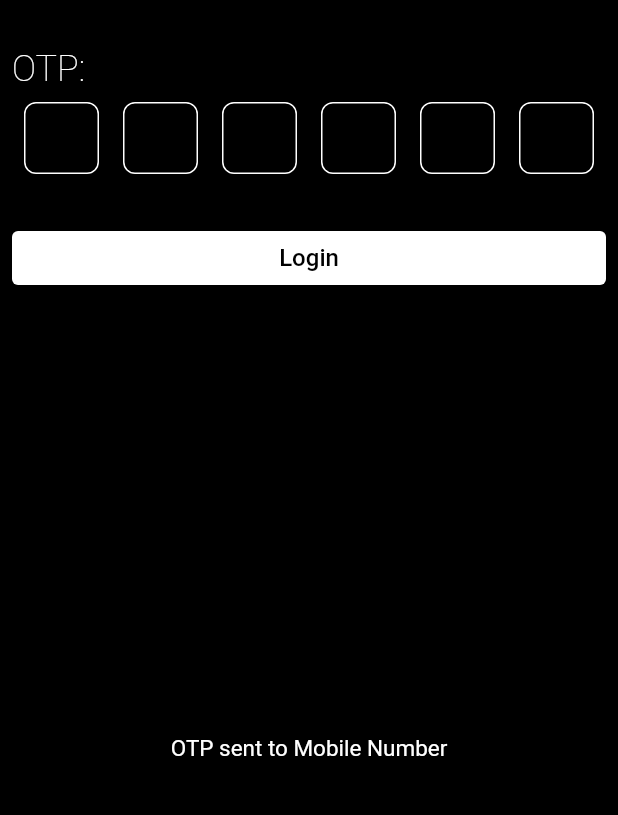
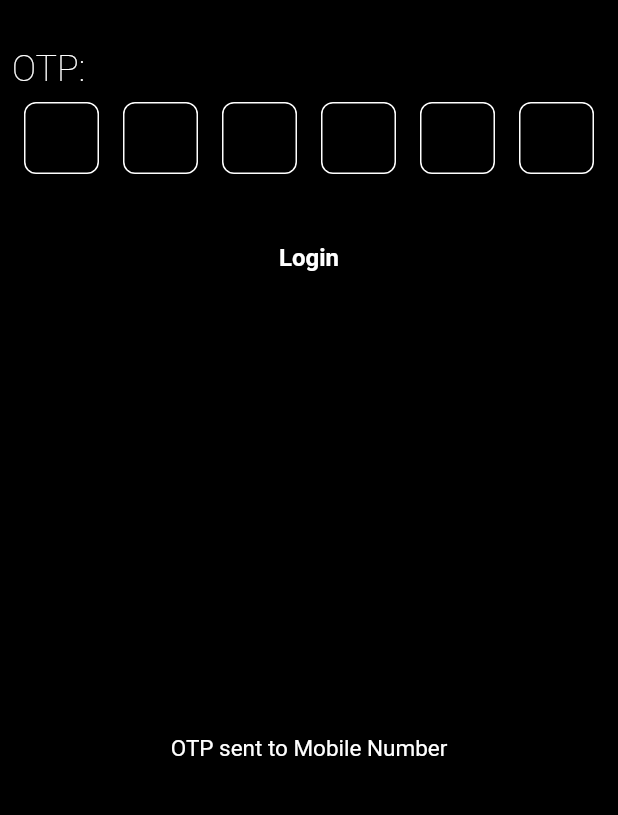
Before and after one commit to saichinmay2000/thePILcompany, a Flutter app: the screen it shows after launch, after a tap on "Get OTP", on a phone screen of 412 x 824 dp, the part 360-1175 px from its top. Run offline on Flutter 3.47's test engine with Material 2 defaults, Android fonts, the phone set to English and light mode, and no system bars; drawn by our look-alikes of otp_text_field; our stand-ins replace animated_splash_screen, argon_buttons_flutter, flutter_spinkit, flutter_svg, intl_phone_field, page_transition and 1 more.

Commit message:
dark theme corrected in Login and OTP Page

```diff
--- a/lib/main.dart
+++ b/lib/main.dart
@@ -20,7 +20,10 @@ class MyApp extends StatelessWidget {
             elevatedButtonTheme: ElevatedButtonThemeData(
                 style: ElevatedButton.styleFrom(primary: Colors.white)),
             textButtonTheme: TextButtonThemeData(
-                style: TextButton.styleFrom(primary: Colors.white))),
+                style: TextButton.styleFrom(
+              primary: Colors.black,
+              textStyle: TextStyle(color: Colors.white),
+            ))),
         home: Container(
           width: 150,
           height: 200,
--- a/lib/otp.dart
+++ b/lib/otp.dart
@@ -57,8 +57,7 @@ class Otp extends StatelessWidget {
               ),
               Padding(
                 padding: EdgeInsets.symmetric(vertical: 32),
-                child: ElevatedButton(
-                  // style: ElevatedButton.styleFrom(primary: Colors.white),
+                child: TextButton(
                   onPressed: () {
                     Toast.show("Login Succeeded!!!\n Welcome to PIL", context,
                         duration: Toast.LENGTH_LONG, gravity: Toast.CENTER);
@@ -67,7 +66,10 @@ class Otp extends StatelessWidget {
                   },
                   child: Text(
                     "Login",
-                    style: TextStyle(color: Colors.black, fontSize: 16),
+                    style: TextStyle(
+                        color: Colors.white,
+                        fontSize: 16,
+                        fontWeight: FontWeight.bold),
                   ),
                 ),
               )
```
